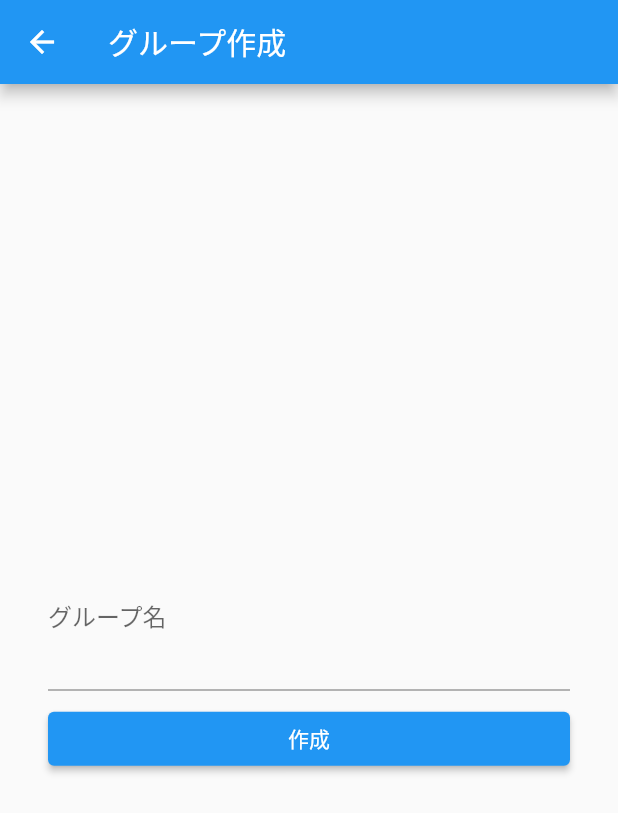
After one commit to kuroshun9494/goningumi, a Flutter app: the CreateGroup screen opened directly, on a phone screen of 412 x 824 dp. The commit adds this screen. Shown: the top 813 px of the screen. Run offline on Flutter 3.47's test engine with Material 2 defaults, Android fonts, the phone set to English and light mode, and no system bars; our stand-ins replace cloud_firestore, firebase_auth, firebase_core, flutter_riverpod, riverpod; accounts and stored records are empty.

Commit message:
グループ作成画面作成

```diff
--- /dev/null
+++ b/lib/create_group.dart
@@ -0,0 +1,91 @@
+import 'package:firebase_auth/firebase_auth.dart';
+import 'package:firebase_core/firebase_core.dart';
+import 'package:cloud_firestore/cloud_firestore.dart';
+import 'package:flutter/material.dart';
+import 'package:flutter_riverpod/flutter_riverpod.dart';
+import 'package:goningumi/riverpods.dart';
+import 'package:goningumi/list_channel.dart';
+
+
+// ConsumerWidgetでProviderから値を受け渡す
+class CreateGroup extends ConsumerWidget {
+  @override
+  Widget build(BuildContext context, ScopedReader watch) {
+    // Providerから値を受け取る
+    final user = watch(userProvider).state!;
+    final userName = watch(userNameProvider).state;
+    final messageText = watch(messageTextProvider).state;
+    String value2;
+
+    return Scaffold(
+      appBar: AppBar(
+        title: Text('グループ作成'),
+      ),
+      body: Center(
+        child: Container(
+          padding: EdgeInsets.all(32),
+          child: Column(
+            mainAxisAlignment: MainAxisAlignment.center,
+            children: <Widget>[
+              TextFormField(
+                decoration: InputDecoration(labelText: 'グループ名'),
+                keyboardType: TextInputType.multiline,
+                maxLines: 3,
+                onChanged: (String value) {
+                  // Providerから値を更新
+                  context.read(messageTextProvider).state = value;
+                },
+                // autovalidateMode: AutovalidateMode.onUserInteraction,
+                // validator: (value) {
+                //   value2 = value.toString();
+                //   if (value!.isEmpty) {
+                //     return 'Please enter a group-name.';
+                //   }
+                //   return null;
+                // },
+              ),
+              const SizedBox(height: 8),
+              Container(
+                width: double.infinity,
+                child: ElevatedButton(
+                  child: Text('作成'),
+                  onPressed: () async {
+                    // if (value! isEqualsTo "") {
+                    //   return 'Please enter a region.';
+                    // }
+                    final date = DateTime.now().toLocal().toIso8601String();
+                    final email = user.email;
+                    await FirebaseFirestore.instance
+                        .collection('channels')
+                        .doc()
+                        .set({
+                      // 'text': messageText,
+                      // 'email': email,
+                      // 'date': date
+                      'channelName': messageText,
+                      'createDate' : date,
+                      'updateDate' : date,
+                      'member1' : userName,
+                      'member2' : email,
+                      'member3' : email,
+                      'member4' : email,
+                      'member5' : email
+                    });
+                    print(userName);
+                    // Navigator.of(context).pop()
+                    await Navigator.of(context).push(
+                      MaterialPageRoute(builder: (context) {
+
+                        return ListChannel();
+                      }),
+                    );
+                  },
+                ),
+              )
+            ],
+          ),
+        ),
+      ),
+    );
+  }
+}
--- a/lib/entry_user.dart
+++ b/lib/entry_user.dart
@@ -21,7 +21,7 @@ class EntryUser extends ConsumerWidget {
   @override
   Widget build(BuildContext context, ScopedReader watch) {
     // Providerから値を受け取る
-    final accountName = watch(accountNameProvider).state;
+    final accountName = watch(userNameProvider).state;
     final email = watch(emailProvider).state;
     final password = watch(passwordProvider).state;
     final _isObscure1 = watch(obscure1Provider).state;
@@ -54,7 +54,7 @@ class EntryUser extends ConsumerWidget {
                   maxLength: 10,
                   onChanged: (String value) {
                     // Providerから値を更新
-                    context.read(accountNameProvider).state = value;
+                    context.read(userNameProvider).state = value;
                   },
                   autovalidateMode: AutovalidateMode.onUserInteraction,
                   validator: (value) {
```
Also changed, not shown: lib/main.dart (+24 -11 lines), lib/riverpods.dart (+10 -3 lines).
